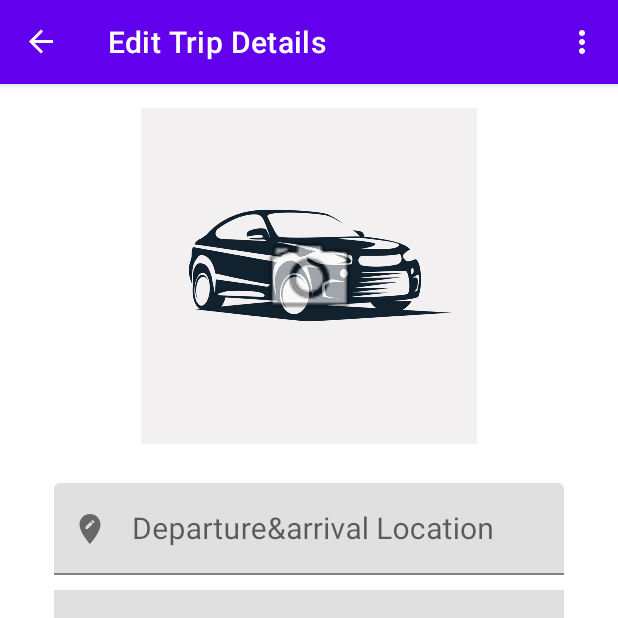
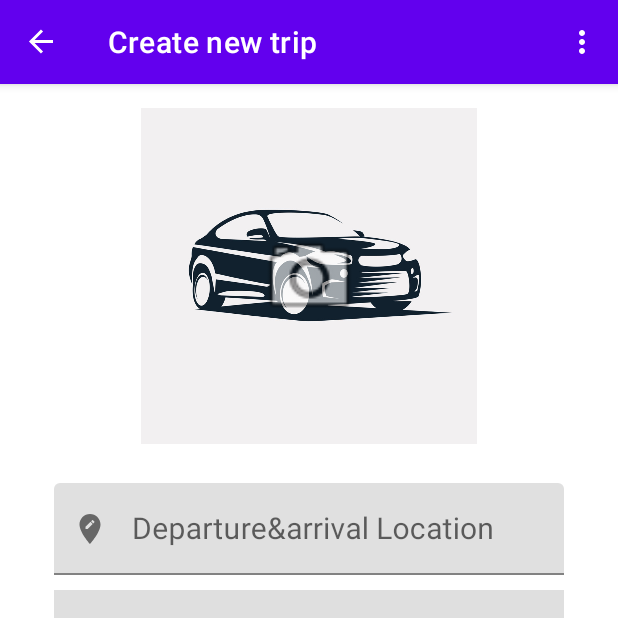
Before and after one commit to JuanPabloLoCoco/car-pooling, an Android app: the screen it shows after launch (MainActivity), after a tap on an icon or button, on a phone screen of 412 x 824 dp, the top half of it. Run offline under Robolectric (Android 15) with nearby library versions, the phone set to English and light mode, and no system bars; our stand-ins replace navigation-ui.

Commit message:
ADD - card image and create trip title

```diff
--- a/app/src/main/java/it/polito/mad/car_pooling/TripEditFragment.kt
+++ b/app/src/main/java/it/polito/mad/car_pooling/TripEditFragment.kt
@@ -80,6 +80,7 @@ class TripEditFragment : Fragment() {
 
         if (tripId == Trip.NEW_TRIP_ID) {
             selectedTrip = Trip(Trip.NEW_TRIP_ID)
+            (activity as AppCompatActivity).supportActionBar?.title = "Create new trip"
         } else {
             var storedTripList = ModelPreferencesManager.get<TripList>(getString(R.string.KeyTripList))
             if (storedTripList == null) {
```
Also changed, not shown: app/src/main/java/it/polito/mad/car_pooling/TripListFragment.kt (+9 -1 lines).
